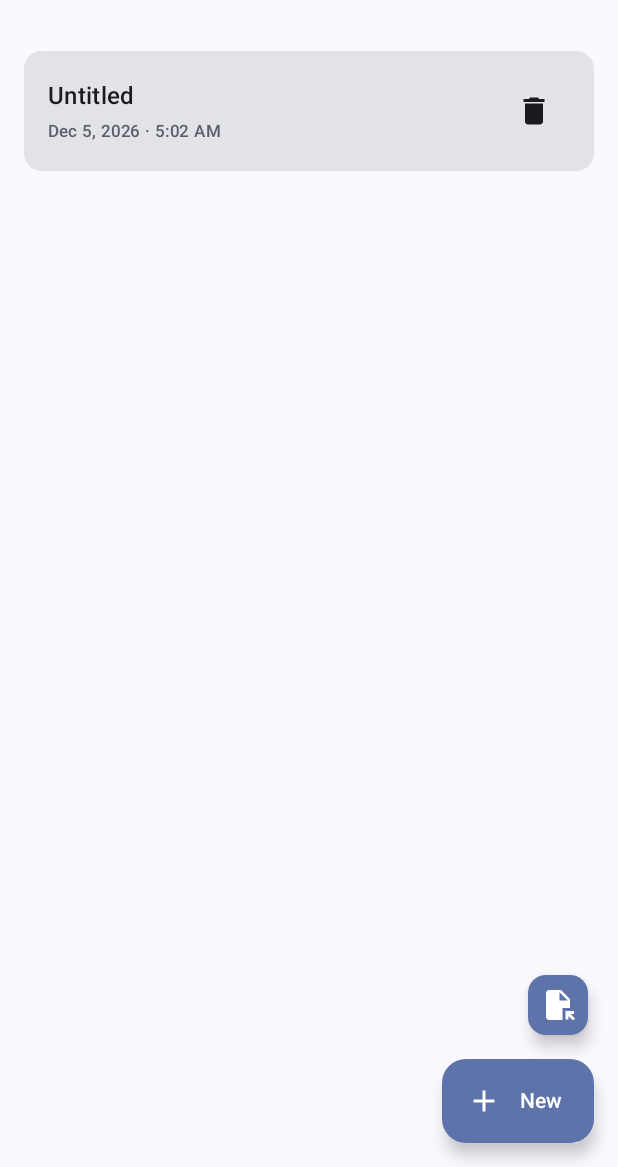
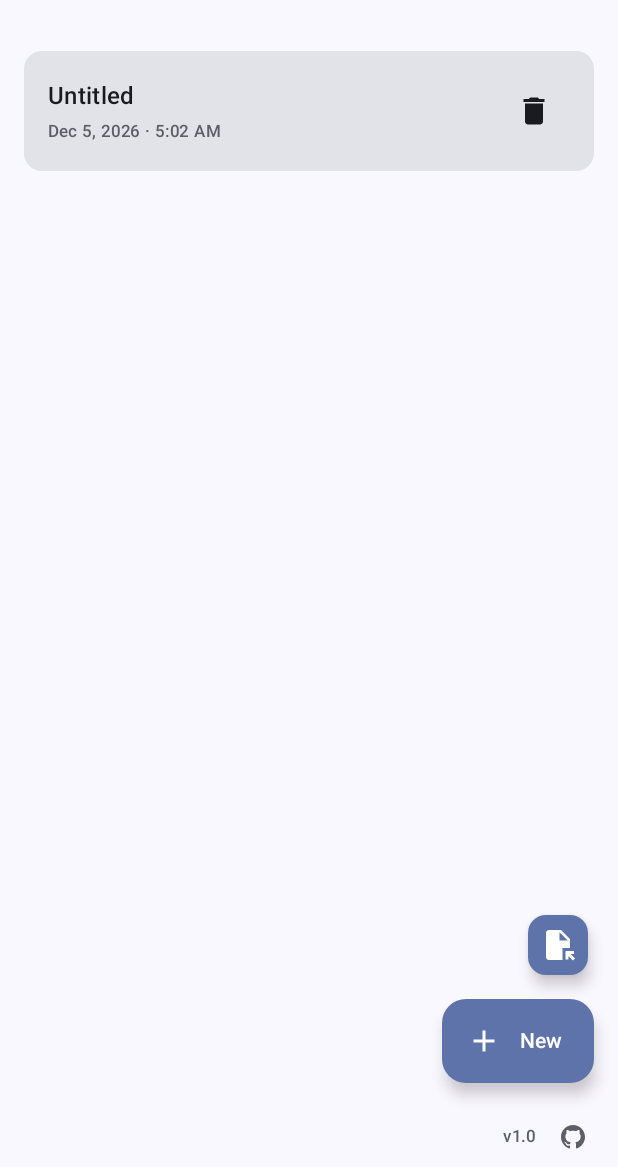
Before and after one commit to adambeltz2/simple-markdown, an Android app built with Jetpack Compose: the DocumentListScreen screen opened through its navigation route, on a phone screen of 412 x 824 dp, the part 69-1236 px from its top. Run offline under Robolectric (Android 15) with nearby library versions, the phone set to English and light mode, and no system bars.

Commit message:
Add version + GitHub link footer to the Android app
Matches the web app's footer: a slim bottom bar on the document list
showing the app version (BuildConfig.VERSION_NAME, sourced from
versionName in build.gradle.kts — single source of truth) and a
GitHub-icon link that opens this repo in the browser.

Requires buildFeatures.buildConfig = true (off by default in recent
AGP) to generate BuildConfig.VERSION_NAME.

Note: as with prior Android changes, this sandbox can't reach
dl.google.com, so this hasn't been compiled end-to-end here — reviewed
carefully, but verify with a local build.

Co-Authored-By: Claude Sonnet 5 <noreply@anthropic.com>
Claude-Session: https://claude.ai/code/session_01355p3HE3i7M5Jkw9iRuKBn

```diff
--- a/android/app/build.gradle.kts
+++ b/android/app/build.gradle.kts
@@ -37,6 +37,7 @@ android {
 
     buildFeatures {
         compose = true
+        buildConfig = true
     }
 
     composeOptions {
--- a/android/app/src/main/java/com/simplemarkdown/app/ui/screens/DocumentListScreen.kt
+++ b/android/app/src/main/java/com/simplemarkdown/app/ui/screens/DocumentListScreen.kt
@@ -1,5 +1,7 @@
 package com.simplemarkdown.app.ui.screens
 
+import android.content.Intent
+import android.net.Uri
 import androidx.compose.foundation.layout.*
 import androidx.compose.foundation.lazy.LazyColumn
 import androidx.compose.foundation.lazy.items
@@ -12,11 +14,17 @@ import androidx.compose.material3.*
 import androidx.compose.runtime.*
 import androidx.compose.ui.Alignment
 import androidx.compose.ui.Modifier
+import androidx.compose.ui.platform.LocalContext
+import androidx.compose.ui.res.painterResource
 import androidx.compose.ui.text.font.FontWeight
 import androidx.compose.ui.text.style.TextOverflow
 import androidx.compose.ui.unit.dp
+import com.simplemarkdown.app.BuildConfig
+import com.simplemarkdown.app.R
 import com.simplemarkdown.app.data.DocumentRepository
 import com.simplemarkdown.app.data.MarkdownDocument
+
+private const val REPO_URL = "https://github.com/adambeltz2/simple-markdown"
 
 @OptIn(ExperimentalMaterial3Api::class)
 @Composable
@@ -44,6 +52,7 @@ fun DocumentListScreen(
                 )
             }
         },
+        bottomBar = { AppFooter() },
     ) { padding ->
         if (documents.isEmpty()) {
             EmptyState(Modifier.padding(padding))
@@ -60,6 +69,38 @@ fun DocumentListScreen(
                 }
                 item { Spacer(Modifier.height(72.dp)) }
             }
+        }
+    }
+}
+
+@Composable
+private fun AppFooter() {
+    val context = LocalContext.current
+    Row(
+        modifier = Modifier
+            .fillMaxWidth()
+            .padding(horizontal = 16.dp, vertical = 6.dp),
+        horizontalArrangement = Arrangement.End,
+        verticalAlignment = Alignment.CenterVertically,
+    ) {
+        Text(
+            "v${BuildConfig.VERSION_NAME}",
+            style = MaterialTheme.typography.labelSmall,
+            color = MaterialTheme.colorScheme.outline,
+        )
+        Spacer(Modifier.width(10.dp))
+        IconButton(
+            onClick = {
+                context.startActivity(Intent(Intent.ACTION_VIEW, Uri.parse(REPO_URL)))
+            },
+            modifier = Modifier.size(28.dp),
+        ) {
+            Icon(
+                painter = painterResource(R.drawable.ic_github),
+                contentDescription = "View source on GitHub",
+                tint = MaterialTheme.colorScheme.outline,
+                modifier = Modifier.size(16.dp),
+            )
         }
     }
 }
--- /dev/null
+++ b/android/app/src/main/res/drawable/ic_github.xml
@@ -0,0 +1,10 @@
+<?xml version="1.0" encoding="utf-8"?>
+<vector xmlns:android="http://schemas.android.com/apk/res/android"
+    android:width="24dp"
+    android:height="24dp"
+    android:viewportWidth="16"
+    android:viewportHeight="16">
+    <path
+        android:fillColor="#FF000000"
+        android:pathData="M8,0C3.58,0 0,3.58 0,8c0,3.54 2.29,6.53 5.47,7.59c0.4,0.07 0.55,-0.17 0.55,-0.38c0,-0.19 -0.01,-0.82 -0.01,-1.49c-2.01,0.37 -2.53,-0.49 -2.69,-0.94c-0.09,-0.23 -0.48,-0.94 -0.82,-1.13c-0.28,-0.15 -0.68,-0.52 -0.01,-0.53c0.63,-0.01 1.08,0.58 1.23,0.82c0.72,1.21 1.87,0.87 2.33,0.66c0.07,-0.52 0.28,-0.87 0.51,-1.07c-1.78,-0.2 -3.64,-0.89 -3.64,-3.95c0,-0.87 0.31,-1.59 0.82,-2.15c-0.08,-0.2 -0.36,-1.02 0.08,-2.12c0,0 0.67,-0.21 2.2,0.82c0.64,-0.18 1.32,-0.27 2,-0.27c0.68,0 1.36,0.09 2,0.27c1.53,-1.04 2.2,-0.82 2.2,-0.82c0.44,1.1 0.16,1.92 0.08,2.12c0.51,0.56 0.82,1.27 0.82,2.15c0,3.07 -1.87,3.75 -3.65,3.95c0.29,0.25 0.54,0.73 0.54,1.48c0,1.07 -0.01,1.93 -0.01,2.2c0,0.21 0.15,0.46 0.55,0.38C13.71,14.53 16,11.54 16,8c0,-4.42 -3.58,-8 -8,-8Z" />
+</vector>
```
Also changed, not shown: 1 other file.
